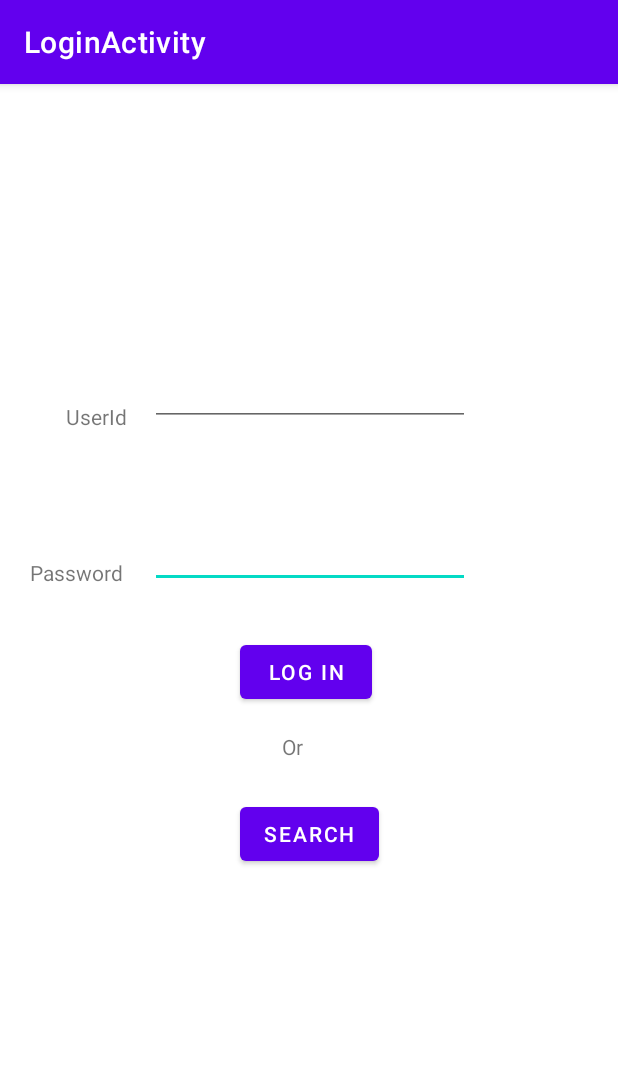
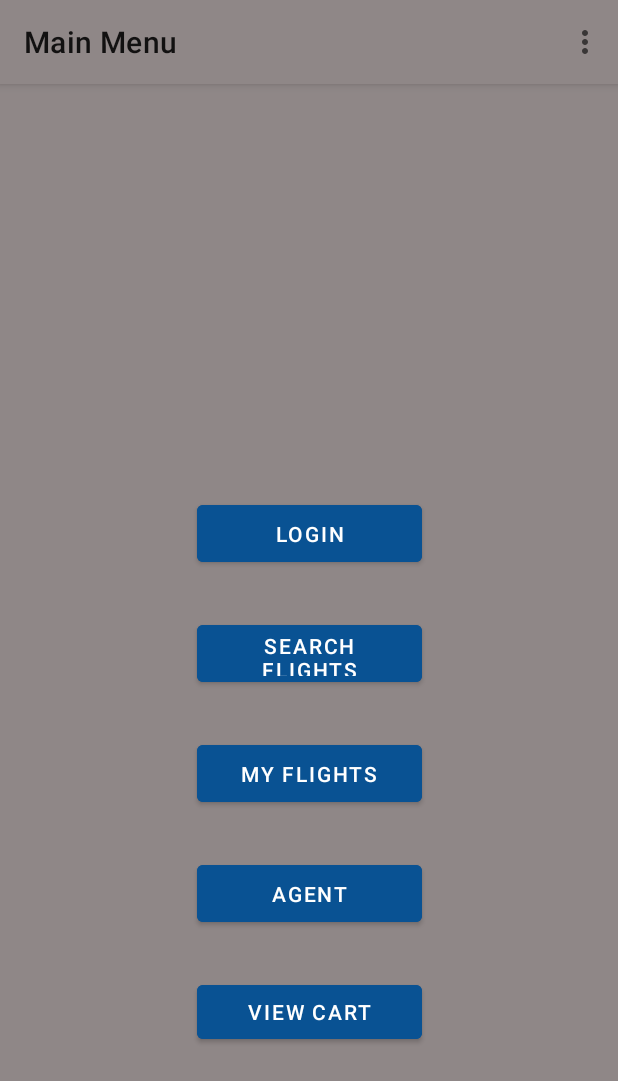
Before and after one commit to pestilence-and-war/AirlineReservations, an Android app: the screen it shows after launch (LoginActivity before the commit, MainActivity after it), on a phone screen of 412 x 824 dp. Shown: the top 1081 px of the screen. Run offline under Robolectric (Android 15) with nearby library versions, the phone set to English and light mode, and no system bars; our stand-ins replace navigation-ui.

Commit message:
Integrated the UI for a working application, search working

```diff
--- a/app/src/main/java/com/example/airlinereservations/LoginActivity.java
+++ b/app/src/main/java/com/example/airlinereservations/LoginActivity.java
@@ -18,7 +18,7 @@ public class LoginActivity extends AppCompatActivity {
         buttonSearch.setOnClickListener(new View.OnClickListener(){
             @Override
             public void onClick(View v){
-                Intent intent = new Intent(LoginActivity.this, SearchActivity.class);
+                Intent intent = new Intent(LoginActivity.this, MainActivity.class);
                 startActivity(intent);
             }
         });
--- a/app/src/main/java/com/example/airlinereservations/MainActivity.java
+++ b/app/src/main/java/com/example/airlinereservations/MainActivity.java
@@ -1,14 +1,14 @@
 package com.example.airlinereservations;
-
-import com.google.android.material.snackbar.Snackbar;
-//import com.example.airlinereservations.databinding.ActivityMainBinding;
 
 
 import androidx.appcompat.app.AppCompatActivity;
+import androidx.fragment.app.Fragment;
 import androidx.navigation.NavController;
 import androidx.navigation.Navigation;
 import androidx.navigation.ui.AppBarConfiguration;
 import androidx.navigation.ui.NavigationUI;
+
+import com.example.airlinereservations.databinding.ActivityMainBinding;
 
 import android.os.Bundle;
 import android.view.View;
@@ -18,10 +18,60 @@ import android.view.MenuItem;
 public class MainActivity extends AppCompatActivity {
 
     private AppBarConfiguration appBarConfiguration;
+    private ActivityMainBinding binding;
+
+//    @Override
+//    protected void onCreate(Bundle savedInstanceState) {
+//        super.onCreate(savedInstanceState);
+//        setContentView(R.layout.activity_login);
+//    }
+@Override
+protected void onCreate(Bundle savedInstanceState) {
+    super.onCreate(savedInstanceState);
+
+    binding = ActivityMainBinding.inflate(getLayoutInflater());
+    setContentView(binding.getRoot());
+
+    setSupportActionBar(binding.toolbar);
+
+    NavController navController = Navigation.findNavController(this, R.id.nav_host_fragment_content_main);
+    appBarConfiguration = new AppBarConfiguration.Builder(navController.getGraph()).build();
+    NavigationUI.setupActionBarWithNavController(this, navController, appBarConfiguration);
+
+}
 
     @Override
-    protected void onCreate(Bundle savedInstanceState) {
-        super.onCreate(savedInstanceState);
-        setContentView(R.layout.activity_login);
+    public boolean onCreateOptionsMenu(Menu menu) {
+        // Inflate the menu; this adds items to the action bar if it is present.
+        getMenuInflater().inflate(R.menu.menu_main, menu);
+        return true;
+    }
+
+    @Override
+    public boolean onOptionsItemSelected(MenuItem item) {
+        // Handle action bar item clicks here. The action bar will
+        // automatically handle clicks on the Home/Up button, so long
+        // as you specify a parent activity in AndroidManifest.xml.
+        int id = item.getItemId();
+
+        //noinspection SimplifiableIfStatement
+        if (id == R.id.action_settings) {
+            return true;
+        }
+
+        return super.onOptionsItemSelected(item);
+    }
+
+    @Override
+    public boolean onSupportNavigateUp() {
+        NavController navController = Navigation.findNavController(this, R.id.nav_host_fragment_content_main);
+        return NavigationUI.navigateUp(navController, appBarConfiguration)
+                || super.onSupportNavigateUp();
+    }
+
+    public void replaceFragment(Fragment fragment) {
+        getSupportFragmentManager().beginTransaction()
+                .replace(R.id.nav_host_fragment_content_main, fragment)
+                .commit();
     }
 }
--- a/app/src/main/java/com/example/airlinereservations/SearchResultsFragment.java
+++ b/app/src/main/java/com/example/airlinereservations/SearchResultsFragment.java
@@ -52,9 +52,9 @@ public class SearchResultsFragment extends Fragment {
         FlightsAdapter flightsAdapter = new FlightsAdapter(flightSearchResult);
         recyclerViewSearchResults.setAdapter(flightsAdapter);
 
-        if (flightSearchResult != null) {
-            System.out.println("Search result size: " + flightSearchResult.size()); // Debugging line
-        }
+//        if (flightSearchResult != null) {
+//            System.out.println("Search result size: " + flightSearchResult.size()); // Debugging line
+//        }
 
         return view;
     }
--- /dev/null
+++ b/app/src/main/res/menu/menu_main.xml
@@ -0,0 +1,10 @@
+<menu xmlns:android="http://schemas.android.com/apk/res/android"
+    xmlns:app="http://schemas.android.com/apk/res-auto"
+    xmlns:tools="http://schemas.android.com/tools"
+    tools:context="com.example.myapplication.MainActivity">
+    <item
+        android:id="@+id/action_settings"
+        android:orderInCategory="100"
+        android:title="@string/action_settings"
+        app:showAsAction="never" />
+</menu>
--- a/app/src/main/res/values/strings.xml
+++ b/app/src/main/res/values/strings.xml
@@ -68,6 +68,7 @@
         <!-- add more airports as needed -->
     </string-array>
     <string name="title_activity_login">LoginActivity</string>
+    <string name="title_activity_main">MainActivity</string>
     <string name="prompt_email">Email</string>
     <string name="prompt_password">Password</string>
     <string name="action_sign_in">Sign in or register</string>
--- a/app/src/main/res/values/themes.xml
+++ b/app/src/main/res/values/themes.xml
@@ -1,6 +1,6 @@
 <resources xmlns:tools="http://schemas.android.com/tools">
     <!-- Base application theme. -->
-    <style name="Theme.AirlineReservations" parent="Theme.MaterialComponents.DayNight.DarkActionBar">
+    <style name="Theme.AirlineReservations" parent="Theme.MaterialComponents.DayNight.NoActionBar">
         <!-- Primary brand color. -->
         <item name="colorPrimary">@color/purple_500</item>
         <item name="colorPrimaryVariant">@color/purple_700</item>
@@ -12,5 +12,6 @@
         <!-- Status bar color. -->
         <item name="android:statusBarColor">?attr/colorPrimaryVariant</item>
         <!-- Customize your theme here. -->
+        <item name="windowActionBar">false</item>
     </style>
 </resources>
```
Also changed, not shown: app/src/main/AndroidManifest.xml (+6 -4 lines), app/src/main/java/com/example/airlinereservations/FlightUtils.java (added, +70 -0 lines), app/src/main/java/com/example/airlinereservations/SearchActivity.java (+23 -65 lines), app/src/main/java/com/example/airlinereservations/SearchFragment.java (+5 -6 lines).
